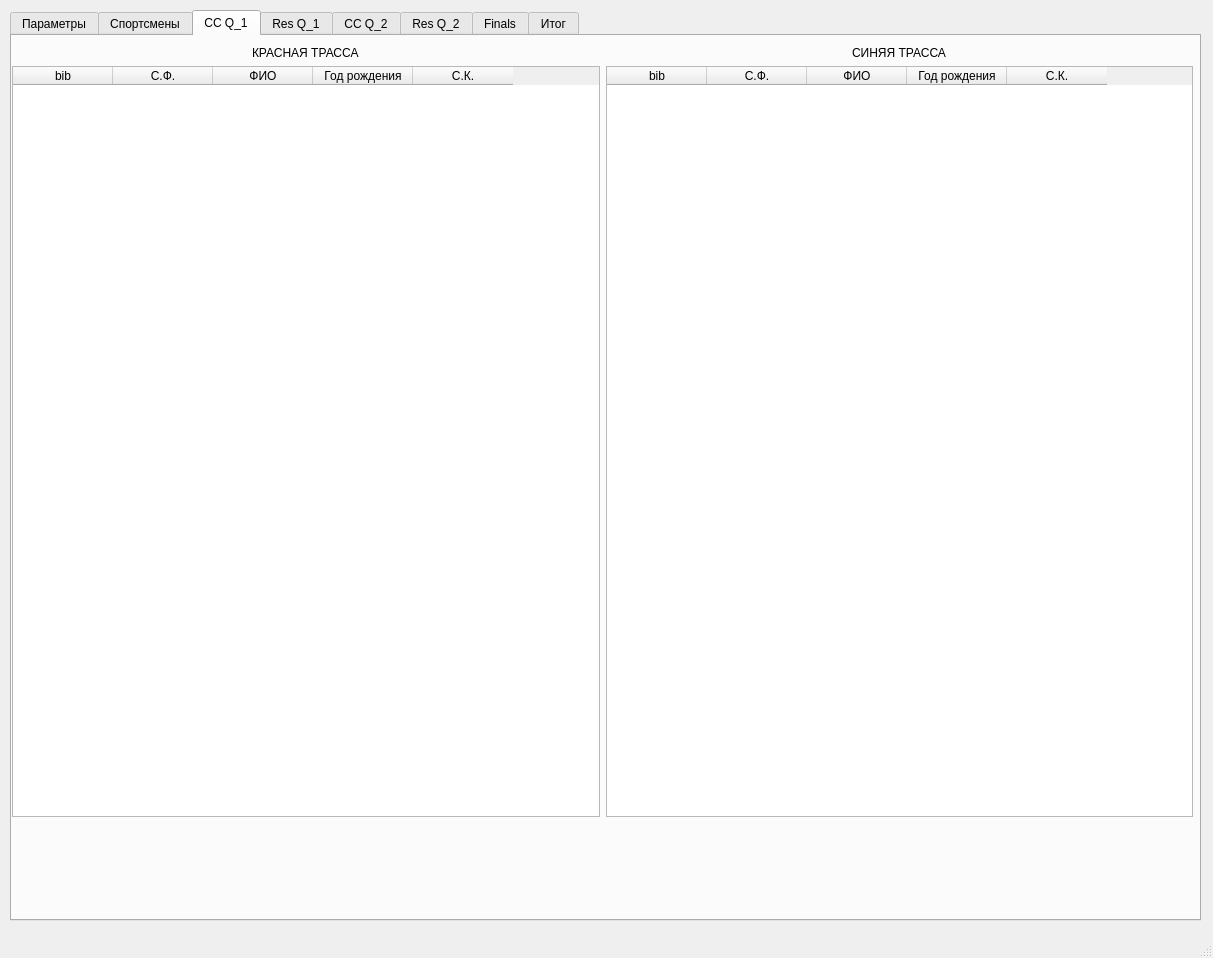
Old version of the form new_form.ui in the repository biggerstronger/PSLJ.
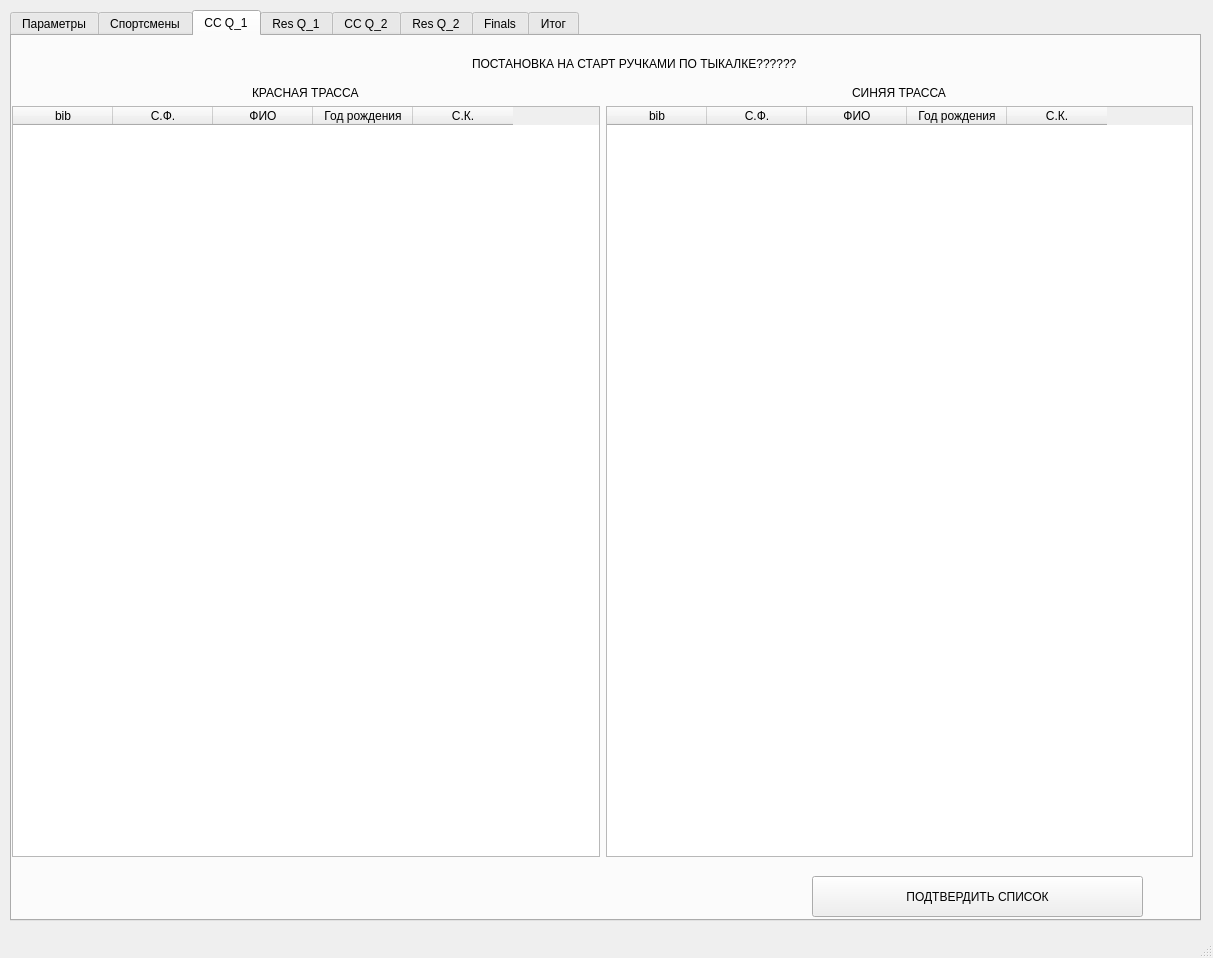
New version of the form. The open tabs and pages were chosen to show the change.

Commit message: add notices in form for dev

The edit to the form file:
```diff
--- a/new_form.ui
+++ b/new_form.ui
@@ -913,7 +913,7 @@
       <property name="geometry">
        <rect>
         <x>0</x>
-        <y>10</y>
+        <y>50</y>
         <width>1181</width>
         <height>771</height>
        </rect>
@@ -993,6 +993,32 @@
        </item>
       </layout>
      </widget>
+     <widget class="QPushButton" name="pushButton">
+      <property name="geometry">
+       <rect>
+        <x>800</x>
+        <y>840</y>
+        <width>331</width>
+        <height>41</height>
+       </rect>
+      </property>
+      <property name="text">
+       <string>ПОДТВЕРДИТЬ СПИСОК</string>
+      </property>
+     </widget>
+     <widget class="QLabel" name="label_41">
+      <property name="geometry">
+       <rect>
+        <x>460</x>
+        <y>20</y>
+        <width>341</width>
+        <height>16</height>
+       </rect>
+      </property>
+      <property name="text">
+       <string>ПОСТАНОВКА НА СТАРТ РУЧКАМИ ПО ТЫКАЛКЕ??????</string>
+      </property>
+     </widget>
     </widget>
     <widget class="QWidget" name="tab_4">
      <attribute name="title">
```
Left out of the diff: 24 changed lines with no effect on the pictures. The commit also changes 1 other file.
